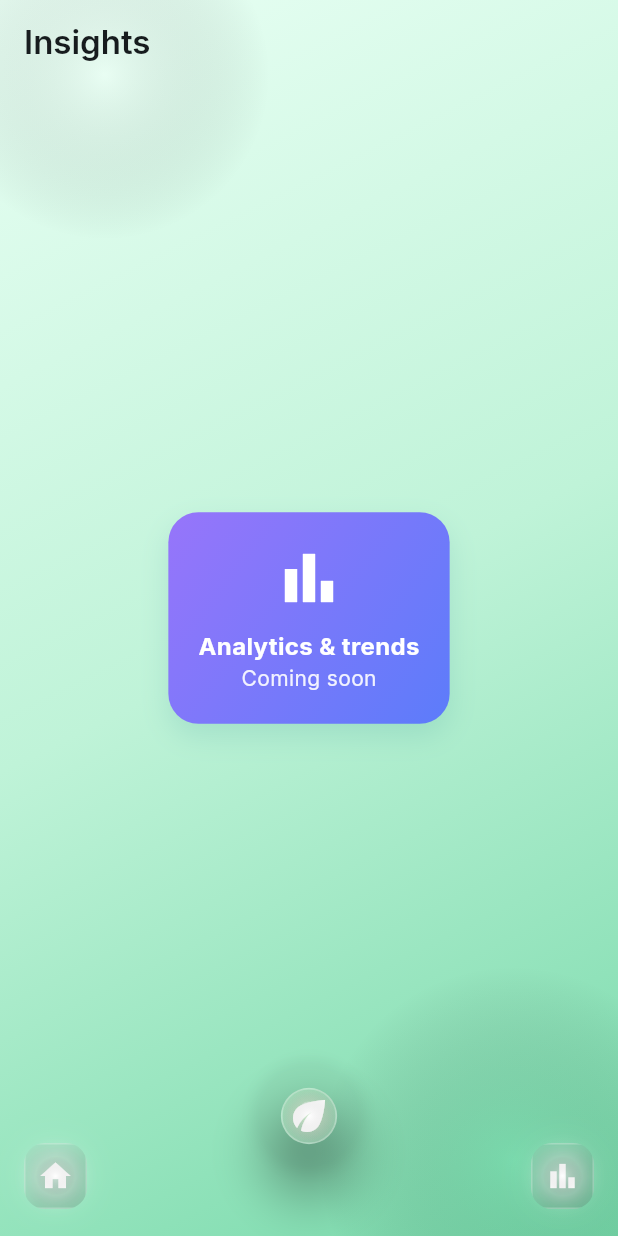
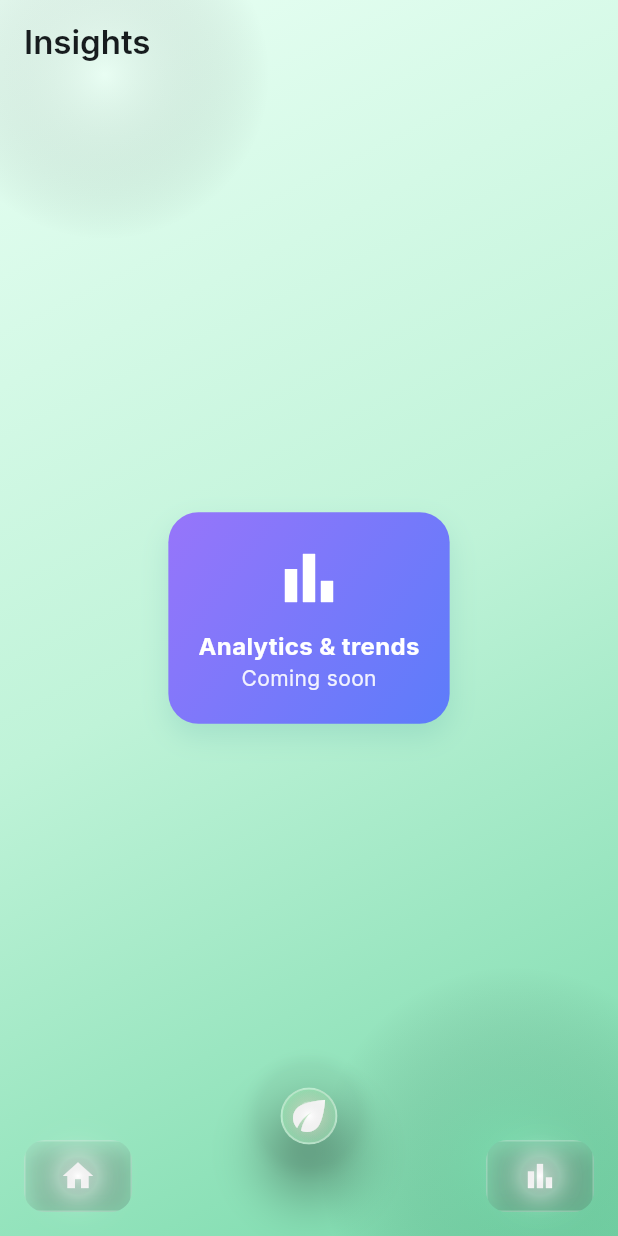
Before and after one commit to cursor2test1230-hub/hydro, a Flutter app: the screen it shows after launch, after a tap on "Nutrients", after a tap on "pH", after a tap on the "bar chart" icon, on a phone screen of 412 x 824 dp. Run offline on Flutter 3.47's test engine with Material 3 defaults, Android fonts, the phone set to English and light mode, and no system bars; our stand-ins replace google_fonts.

Commit message:
tweak(nav): enlarge nav pill buttons; strengthen Plant FAB fill/border for clearer circular 3D gloss

```diff
--- a/lib/main.dart
+++ b/lib/main.dart
@@ -224,8 +224,9 @@ class GlassPill extends StatelessWidget {
       child: BackdropFilter(
         filter: ImageFilter.blur(sigmaX: 18, sigmaY: 18),
         child: Container(
-          height: 44,
-          padding: const EdgeInsets.symmetric(horizontal: 20),
+          height: 48,
+          padding: const EdgeInsets.symmetric(horizontal: 26),
+          constraints: const BoxConstraints(minWidth: 72),
           decoration: BoxDecoration(
             // transparent fill to emphasize glass; no inner shine overlays
             gradient: const LinearGradient(
@@ -265,11 +266,11 @@ class GlassCircle extends StatelessWidget {
               begin: Alignment.topLeft,
               end: Alignment.bottomRight,
               colors: [
-                tint.withValues(alpha: 0.35),
-                tint.withValues(alpha: 0.20),
+                tint.withValues(alpha: 0.60),
+                tint.withValues(alpha: 0.40),
               ],
             ),
-            border: Border.all(color: Colors.white.withValues(alpha: 0.28), width: 1.2),
+            border: Border.all(color: Colors.white.withValues(alpha: 0.38), width: 1.4),
             boxShadow: const [
               // Symmetric highlight/shadow for a perfect circular 3D look
               BoxShadow(color: Color(0x33FFFFFF), offset: Offset(-3, -3), blurRadius: 14, spreadRadius: 1),
```
